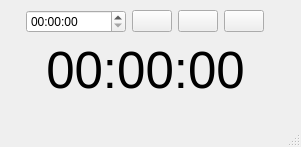
Old version of the form minuteur.ui in the repository paulez/minuteur.
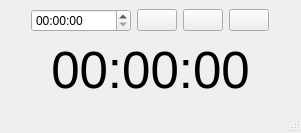
New version of the form.

Commit message: Layout can resize.

Patch:
```diff
--- a/minuteur.ui
+++ b/minuteur.ui
@@ -7,23 +7,28 @@
     <x>0</x>
     <y>0</y>
     <width>301</width>
-    <height>147</height>
+    <height>133</height>
    </rect>
   </property>
+  <property name="sizePolicy">
+   <sizepolicy hsizetype="Preferred" vsizetype="Preferred">
+    <horstretch>0</horstretch>
+    <verstretch>0</verstretch>
+   </sizepolicy>
+  </property>
   <property name="windowTitle">
    <string>Minuteur</string>
   </property>
   <widget class="QWidget" name="centralwidget">
-   <widget class="QWidget" name="">
-    <property name="geometry">
-     <rect>
-      <x>0</x>
-      <y>10</y>
-      <width>291</width>
-      <height>91</height>
-     </rect>
-    </property>
-    <layout class="QVBoxLayout" name="verticalLayout">
+   <property name="sizePolicy">
+    <sizepolicy hsizetype="Preferred" vsizetype="Preferred">
+     <horstretch>0</horstretch>
+     <verstretch>0</verstretch>
+    </sizepolicy>
+   </property>
+   <layout class="QGridLayout" name="gridLayout">
+    <item row="0" column="0">
+     <layout class="QVBoxLayout" name="verticalLayout" stretch="1,1">
      <item>
       <layout class="QHBoxLayout" name="horizontalLayout">
        <item>
@@ -104,7 +109,8 @@
       </widget>
      </item>
     </layout>
-   </widget>
+    </item>
+   </layout>
   </widget>
   <widget class="QMenuBar" name="menubar">
    <property name="geometry">
```
Lines whose indentation alone changed are shown as unchanged. The commit also changes 1 other file.
